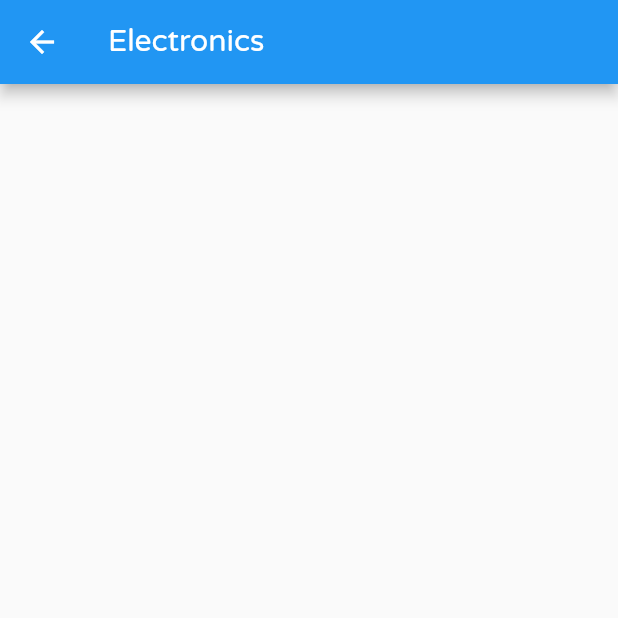
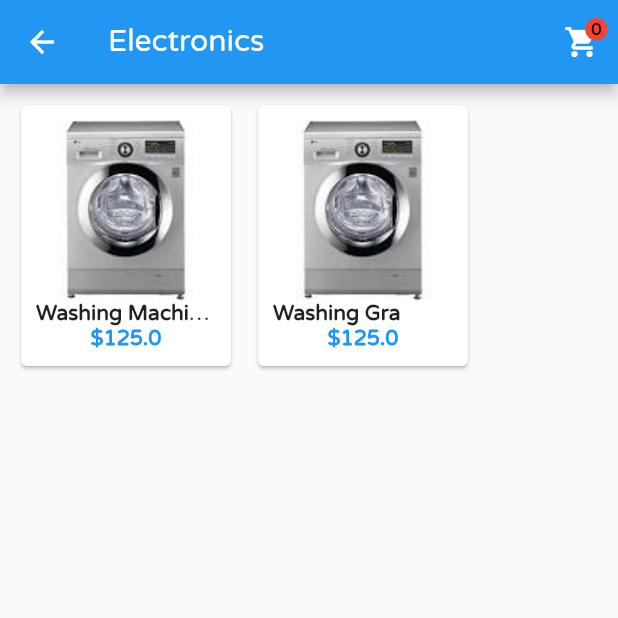
Before and after one commit to DavidGrath/Mallmore-Shopping, a Flutter app: the screen it shows after launch, after a tap on "Electronics", on a phone screen of 412 x 824 dp, the top half of it. Run offline on Flutter 3.47's test engine with Material 2 defaults, Android fonts, the phone set to English and light mode, and no system bars; our stand-ins replace rxdart.

Commit message:
Added RxDart and improved usage of Bloc Pattern

```diff
--- a/lib/bloc/BlocProvider.dart
+++ b/lib/bloc/BlocProvider.dart
@@ -10,12 +10,9 @@ class BlocProvider<T extends Bloc> extends StatefulWidget {
     : super(key : key);
 
   static T of<T extends Bloc>(BuildContext buildContext) {
-    final type = _providerType<BlocProvider<T>>();
     final BlocProvider<T> blocProvider = buildContext.findAncestorWidgetOfExactType();
     return blocProvider.bloc;
   }
-
-  static Type _providerType<T>() => T;
 
   @override
   State<StatefulWidget> createState() => _BlocProviderState();
--- /dev/null
+++ b/lib/bloc/CartBloc.dart
@@ -0,0 +1,35 @@
+import 'package:rxdart/rxdart.dart';
+import 'dart:async';
+import 'package:flutter/material.dart';
+import './Bloc.dart';
+import '../models/Cart.dart';
+import '../models/Item.dart';
+
+class CartBloc implements Bloc {
+
+  Cart cart;
+  CartBloc() {
+    cart = Cart();
+    cartController.sink.add(cart);
+    cartCountController.sink.add(0);
+  }
+  var cartController = BehaviorSubject<Cart>();
+  var cartCountController = BehaviorSubject<int>();
+
+  Stream<Cart> get cartStream => cartController.stream;
+  Stream<int> get cartCountStream => cartCountController.stream;
+
+  void addToCart(Item item) {
+    if(!cart.items.contains(item)) {
+      cart.addItem(item);
+    }
+    cartController.sink.add(cart);
+    cartCountController.sink.add(cart.items.length);
+  }
+
+  @override
+  void dispose() {
+    cartController.close();
+    cartCountController.close();
+  }
+}
--- a/lib/bloc/ItemBloc.dart
+++ b/lib/bloc/ItemBloc.dart
@@ -3,15 +3,18 @@ import './Bloc.dart';
 import '../utils/Constants.dart';
 import '../models/Item.dart';
 import 'package:flutter/material.dart';
+import 'package:rxdart/rxdart.dart';
 
 class ItemBloc implements Bloc {
 
-  final itemsController = StreamController<List<Item>>.broadcast();
+  final itemsController = BehaviorSubject<List<Item>>();
+  final singleItemController = BehaviorSubject<Item>();
 
   Stream<List<Item>> get itemStream => itemsController.stream;
+  Stream<Item> get singleItem => singleItemController.stream;
 
   List<Item> items = [
-      Item("Washing Machine","","\$",125,4.2,10,[CATEGORY_ELECTRONICS],'images/washing_machine.jpeg'),
+      Item("Washing Machine with a very long name","","\$",125,4.2,10,[CATEGORY_ELECTRONICS],'images/washing_machine.jpeg'),
       Item("Washing Drink","","\$",125,4.2,10,[CATEGORY_FOOD_AND_DRINK],'images/washing_machine.jpeg'),
       Item("Washing Game","","\$",125,4.2,10,[CATEGORY_VIDEO_GAMES],'images/washing_machine.jpeg'),
       Item("Washing Shoes","","\$",125,4.2,10,[CATEGORY_HOME_AND_OFFICE],'images/washing_machine.jpeg'),
@@ -20,6 +23,11 @@ class ItemBloc implements Bloc {
 
   void fetchItems() {
     itemsController.sink.add(items);
+  }
+
+  void setSingleItem(Item item) {
+    singleItemController.sink.add(item);
+    debugPrint("Added item to sink");
   }
 
   void updateItems() {
--- a/lib/main.dart
+++ b/lib/main.dart
@@ -3,12 +3,15 @@ import './screens/home_screen.dart';
 import './bloc/Bloc.dart';
 import './bloc/BlocProvider.dart';
 import './bloc/ItemBloc.dart';
+import './bloc/CartBloc.dart';
 
 void main() => runApp(MallmoreApp());
 
 class MallmoreApp extends StatelessWidget {
   Widget build(BuildContext context) {
-    return BlocProvider(
+    return BlocProvider<CartBloc>(
+      bloc : CartBloc(),
+      child : BlocProvider(
       bloc : ItemBloc(),
       child :MaterialApp(
       debugShowCheckedModeBanner: false,
@@ -17,7 +20,7 @@ class MallmoreApp extends StatelessWidget {
         fontFamily: "VarelaRound"
       ),
       home: HomeScreen(),
-    ));
+    )));
   }
 
 }
--- /dev/null
+++ b/lib/models/Cart.dart
@@ -0,0 +1,11 @@
+import './Item.dart';
+
+class Cart {
+  List<Item> items = [];
+  double total = 0.0;
+  Cart();
+  void addItem(Item item) {
+    items.add(item);
+    total += item.price;
+  }
+}
--- a/lib/screens/home_screen.dart
+++ b/lib/screens/home_screen.dart
@@ -1,5 +1,11 @@
 import 'package:flutter/material.dart';
 import './shopping_screen.dart';
+import './cart_screen.dart';
+import '../utils/Constants.dart';
+import '../templates/counted_cart.dart';
+import '../bloc/BlocProvider.dart';
+import '../bloc/CartBloc.dart';
+
 
 class HomeScreen extends StatefulWidget {
   @override
@@ -12,16 +18,21 @@ class _HomeScreenState extends State<HomeScreen> {
 
   @override
   Widget build(BuildContext context) {
+
+    var cartBloc = BlocProvider.of<CartBloc>(context);
+
     return Scaffold(
       appBar: AppBar(
         title: Text("Mallmore Shopping"),
         actions: <Widget>[
-          IconButton(
-            icon: Icon(Icons.shopping_cart),
-            onPressed: (){
-              debugPrint("Go To Shopping Screen");
-            },
-          )
+          StreamBuilder(
+                initialData: 0,
+                stream: cartBloc.cartCountStream,
+                builder: (context, snapshot){
+                  var count = snapshot.data as int;
+                  return CountedCart(count : count);
+                },
+              ),
         ],
       ),
       body : HomePage()
@@ -40,10 +51,6 @@ class HomePage extends StatefulWidget {
 
 class _HomePageState extends State<HomePage> {
 
-  var categoryStyle = TextStyle(
-    fontSize: 16
-  );
-
   @override
   Widget build(BuildContext context) {
     return Container(
@@ -61,76 +68,21 @@ class _HomePageState extends State<HomePage> {
                 ),
                 Row(
                   children: <Widget>[
-                    Expanded(
-                      child : GestureDetector(
-                      child : Card(
-                        child : Padding(
-                          padding: EdgeInsets.only(top: 15.0, bottom: 15.0),
-                        child : Column(
-                          children: <Widget>[
-                            Text("Electronics",
-                              style: categoryStyle,
-                            ),
-                            Icon(Icons.computer, size: 60,),
-                          ],
-                        ),
-                      ),
-                      ),
-                      onTap: () {
-                        Navigator.push(context, MaterialPageRoute(builder : (context){
-                          return ShoppingScreen(1);
-                        }));
-                      },
+                    Expanded(child:
+                    ShoppingCategory(icon : Icons.computer, title : "Electronics", CATEGORY: CATEGORY_ELECTRONICS,),
                     ),
+                    Expanded(child:
+                    ShoppingCategory(icon : Icons.fastfood, title : "Food and Drink", CATEGORY: CATEGORY_FOOD_AND_DRINK,),
                     ),
-                    Expanded(
-                      child : Card(
-                        child : Padding(
-                          padding: EdgeInsets.only(top: 15.0, bottom: 15.0),
-                        child : Column(
-                          children: <Widget>[
-                            Text("Food & Drink",
-                              style: categoryStyle,
-                              ),
-                            Icon(Icons.fastfood, size: 60,),
-                          ],
-                        ),
-                      ),
-                      )
-                    )
                   ],
                 ),
                 Row(
                   children: <Widget>[
-                    Expanded(
-                      child : Card(
-                        child : Padding(
-                          padding: EdgeInsets.only(top: 15.0, bottom: 15.0),
-                        child : Column(
-                          children: <Widget>[
-                            Text("Home and Office",
-                              style: categoryStyle,
-                            ),
-                            Icon(Icons.home, size: 60,),
-                          ],
-                        ),
-                      ),
-                      ),
+                    Expanded(child:
+                    ShoppingCategory(icon : Icons.home, title : "Home and Office", CATEGORY: CATEGORY_HOME_AND_OFFICE,),
                     ),
-                    Expanded(
-                      child : Card(
-                        child : Padding(
-                          padding: EdgeInsets.only(top: 15.0, bottom: 15.0),
-                        child : Column(
-                          children: <Widget>[
-                            Text("Video Games",
-                              style: categoryStyle,
-                            ),
-                            Icon(Icons.gamepad, size: 60,),
-                          ],
-                        ),
-                      ),
-                      )
+                    Expanded(child:
+                    ShoppingCategory(icon : Icons.gamepad, title : "Video Games", CATEGORY: CATEGORY_VIDEO_GAMES,),
                     )
                   ],
                 )
@@ -142,3 +94,41 @@ class _HomePageState extends State<HomePage> {
   }
 
 }
+
+class ShoppingCategory extends StatelessWidget {
+
+IconData icon;
+String title;
+int CATEGORY;
+
+ShoppingCategory({Key key, this.icon, this.title, this.CATEGORY}) : super(key : key);
+
+var categoryStyle = TextStyle(
+    fontSize: 16
+  );
+
+  @override
+  Widget build(BuildContext context) {
+    return GestureDetector(
+        child : Card(
+          child : Padding(
+            padding: EdgeInsets.only(top: 15.0, bottom: 15.0),
+              child : Column(
+                children: <Widget>[
+                  Text(title,
+                    style: categoryStyle,
+                  ),
+                  Icon(icon, size: 60,),
+                ],
+              ),
+          ),
+        ),
+      onTap: (){
+        Navigator.push(context, MaterialPageRoute(builder : (context){
+          return ShoppingScreen(CATEGORY);
+        }));
+      },
+    );
+  }
+
+}
--- a/lib/screens/shopping_screen.dart
+++ b/lib/screens/shopping_screen.dart
@@ -1,11 +1,11 @@
 import 'package:flutter/material.dart';
-import 'dart:async';
 import '../models/Item.dart';
 import '../utils/Constants.dart';
 import '../templates/ItemView.dart';
-import '../bloc/Bloc.dart';
+import '../templates/counted_cart.dart';
 import '../bloc/BlocProvider.dart';
 import '../bloc/ItemBloc.dart';
+import '../bloc/CartBloc.dart';
 
 class ShoppingScreen extends StatefulWidget {
   int CATEGORY;
@@ -19,7 +19,6 @@ class ShoppingScreen extends StatefulWidget {
 class _ShoppingScreenState extends State<ShoppingScreen>{
   int CATEGORY;
   _ShoppingScreenState(this.CATEGORY);
-  var items = List<Item>();
 
   String titleFromCategory() {
     switch(CATEGORY){
@@ -36,18 +35,37 @@ class _ShoppingScreenState extends State<ShoppingScreen>{
     }
   }
 
+  // @override
+  // void dispose() {
+  //   bloc.dispose();
+  //   super.dispose();
+  // }
+
   @override
   Widget build(BuildContext context) {
+    final ItemBloc bloc = BlocProvider.of(context);
 
-    final ItemBloc bloc = BlocProvider.of(context);
     bloc.fetchItems();
+
+    var cartBloc = BlocProvider.of<CartBloc>(context);
 
     return StreamBuilder(
       stream : bloc.itemStream,
       builder : (context, snapshot) {
+
     return Scaffold(
       appBar: AppBar(
-        title : Text(titleFromCategory())
+        title : Text(titleFromCategory()),
+        actions: <Widget>[
+              StreamBuilder(
+                initialData: 0,
+                stream: cartBloc.cartCountStream,
+                builder: (context, snapshot){
+                  var count = snapshot.data as int;
+                  return CountedCart(count : count);
+                },
+              )
+            ],
       ),
       body: Container(
         padding: EdgeInsets.all(10.0),
@@ -71,7 +89,9 @@ class _ShoppingScreenState extends State<ShoppingScreen>{
 
   List<ItemView> _buildItemViews(List<Item> items) {
     var views = List<ItemView>();
-    if(items == null) return views;
+    if(items == null) {
+      return views;
+    }
     for(var i in items) {
       if(i.categories.contains(CATEGORY)) {
         views.add(ItemView(item: i,));
--- a/lib/templates/ItemView.dart
+++ b/lib/templates/ItemView.dart
@@ -2,6 +2,7 @@ import 'package:flutter/material.dart';
 import '../models/Item.dart';
 import '../bloc/BlocProvider.dart';
 import '../bloc/ItemBloc.dart';
+import '../screens/item_screen.dart';
 
 
 class ItemView extends StatefulWidget {
@@ -28,8 +29,9 @@ class _ItemViewState extends State<ItemView> {
   @override
   Widget build(BuildContext context) {
 
-
-    return Card(
+    ItemBloc bloc = BlocProvider.of(context);
+    return GestureDetector(
+    child : Card(
       child : Padding(
         padding: EdgeInsets.all(10.0),
         child : Column(
@@ -44,6 +46,7 @@ class _ItemViewState extends State<ItemView> {
 
             child :Text(item.name,
               style: itemStyle,
+              overflow: TextOverflow.ellipsis,
             ),
             ),
             Text("${item.currencyCode}${item.price}",
@@ -56,6 +59,13 @@ class _ItemViewState extends State<ItemView> {
           ],
         ),
       ),
+    ),
+    onTap: (){
+      bloc.setSingleItem(item);
+      Navigator.push(context, MaterialPageRoute(builder: (context){
+        return ItemDetailScreen();
+      }));
+    },
     );
   }
 }
--- /dev/null
+++ b/lib/templates/counted_cart.dart
@@ -0,0 +1,46 @@
+import 'package:flutter/material.dart';
+import '../screens/cart_screen.dart';
+
+class CountedCart extends StatelessWidget {
+
+  int count;
+  CountedCart({this.count});
+
+  @override
+  Widget build(BuildContext context) {
+    return IconButton(
+      icon : Stack(
+        overflow: Overflow.visible,
+      children: <Widget>[
+        Icon(
+          Icons.shopping_cart
+        ),
+        Positioned(
+          top: -7.0,
+          right: -5.0,
+          child: Material(
+                    type: MaterialType.circle,
+                    color: Colors.red,
+                    child :
+                    Padding(
+                      padding: EdgeInsets.all(4.0),
+
+                    child : Text(count.toString(),
+                      style: TextStyle(
+                        fontSize: 11.0,
+                        fontWeight: FontWeight.bold,
+                      ),
+                    )
+                    )
+                  ),
+        )
+      ],
+    ),
+    onPressed: (){
+      Navigator.push(context, MaterialPageRoute(builder: (context){
+        return CartScreen();
+      }));
+    },);
+  }
+
+}
--- a/pubspec.yaml
+++ b/pubspec.yaml
@@ -28,6 +28,7 @@ dependencies:
   # The following adds the Cupertino Icons font to your application.
   # Use with the CupertinoIcons class for iOS style icons.
   cupertino_icons: ^0.1.3
+  rxdart: ^0.24.1
 
 dev_dependencies:
   flutter_test:
```
Also changed, not shown: lib/screens/cart_screen.dart (added, +59 -0 lines), lib/screens/item_screen.dart (+117 -0 lines), lib/templates/item_view_cart.dart (added, +107 -0 lines), lib/templates/star_rating.dart (added, +38 -0 lines), pubspec.lock.
